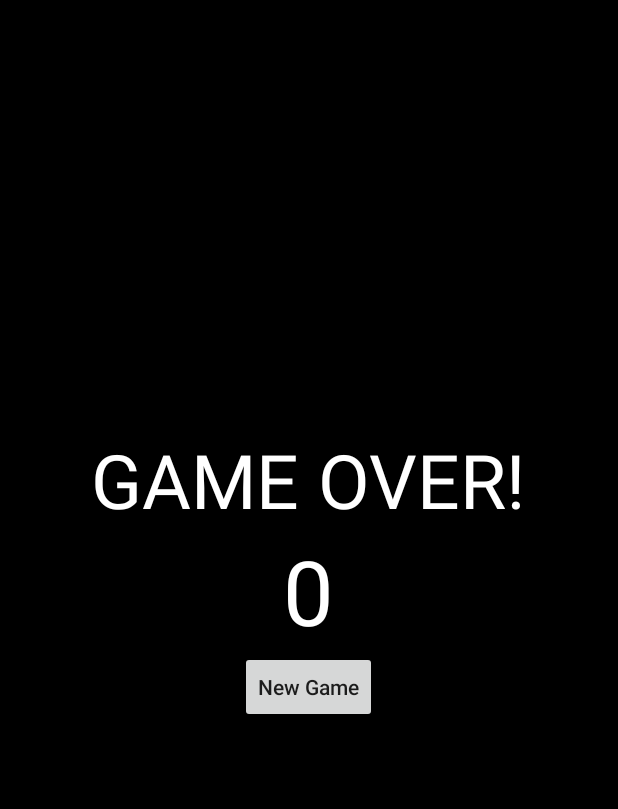
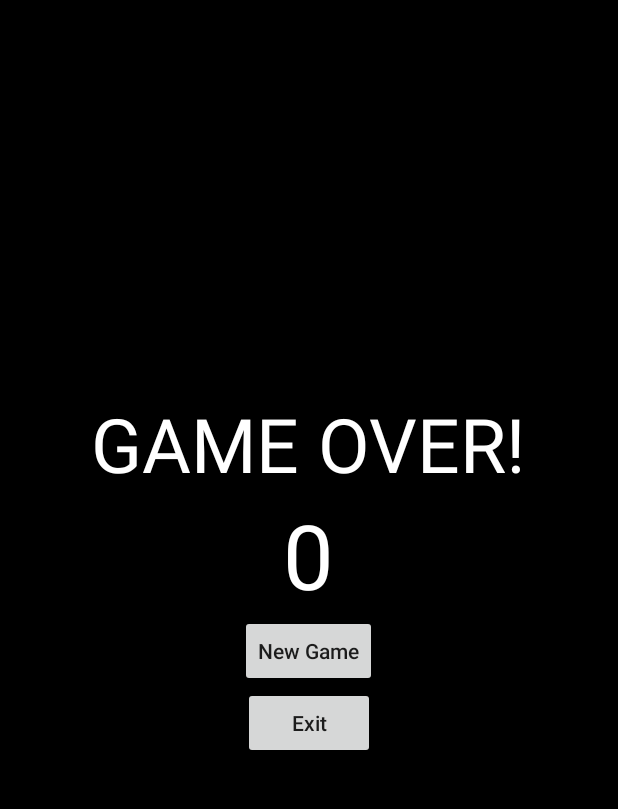
Before and after one commit to Darrenhal/GameHub, an Android app: the SnakeGameOver screen opened directly, with no data from a screen before it, on a phone screen of 412 x 824 dp, the part 84-893 px from its top. Run offline under Robolectric (Android 15) with nearby library versions, the phone set to English and light mode, and no system bars.

Commit message:
edited Gameover Screen with exit Button and fixed going back to Main menu

```diff
--- a/app/src/main/res/layout/activity_snake_gameover.xml
+++ b/app/src/main/res/layout/activity_snake_gameover.xml
@@ -31,6 +31,13 @@
         android:textAllCaps="false"
         android:onClick="newGame" />
 
+    <Button
+        android:layout_width="wrap_content"
+        android:layout_height="wrap_content"
+        android:text="Exit"
+        android:textAllCaps="false"
+        android:onClick="exit" />
+
 
 
 </LinearLayout>
```
Also changed, not shown: app/src/main/java/com/gamehub/Snake/SnakeActivity.java (+7 -0 lines), app/src/main/java/com/gamehub/Snake/SnakeEngine.java (+9 -0 lines), app/src/main/java/com/gamehub/Snake/SnakeGameOver.java (+7 -0 lines).
